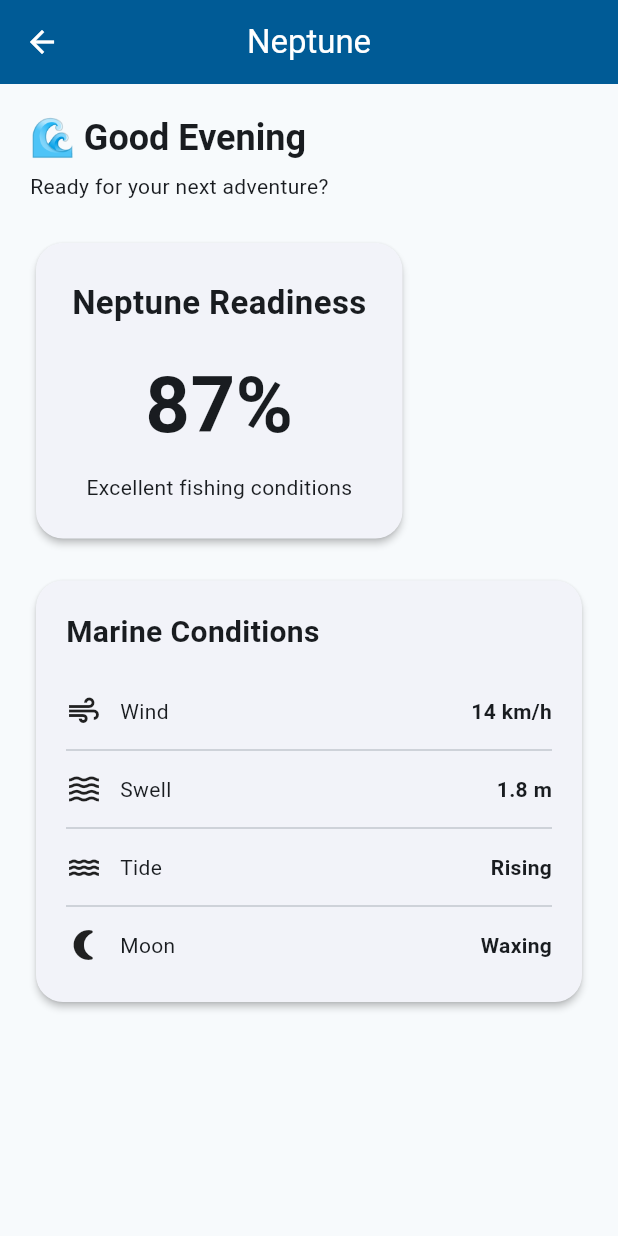
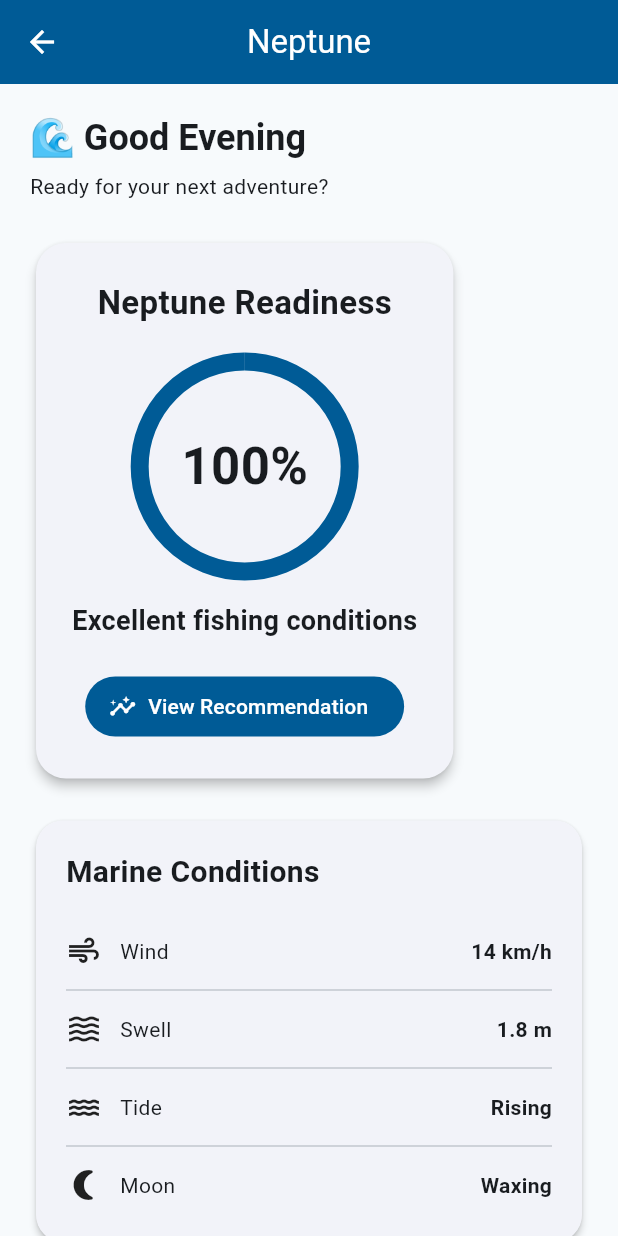
Before and after one commit to pramkhelawan-pixel/project_neptune, a Flutter app: the HomePage screen opened directly, on a phone screen of 412 x 824 dp. Run offline on Flutter 3.47's test engine with Material 3 defaults, Android fonts, the phone set to English and light mode, and no system bars; our stand-ins replace flutter_dotenv, flutter_riverpod, go_router, riverpod_annotation, supabase_flutter; accounts and stored records are empty; generated files the repository leaves out were written again.

Commit message:
Add MarineConditions domain model and Readiness Engine

```diff
--- /dev/null
+++ b/lib/features/home/domain/models/readiness.dart
@@ -0,0 +1,9 @@
+class Readiness {
+  final int score;
+  final String status;
+
+  const Readiness({
+    required this.score,
+    required this.status,
+  });
+}
--- a/lib/features/home/presentation/widgets/home_dashboard.dart
+++ b/lib/features/home/presentation/widgets/home_dashboard.dart
@@ -1,12 +1,42 @@
 import 'package:flutter/material.dart';
 
+import '../../../marine/domain/models/marine_conditions.dart';
+import '../../../marine/domain/services/readiness_engine.dart';
 import 'marine_conditions_card.dart';
+import 'readiness_card.dart';
 
 class HomeDashboard extends StatelessWidget {
   const HomeDashboard({super.key});
 
   @override
   Widget build(BuildContext context) {
+    final conditions = MarineConditions(
+      windSpeed: 14,
+      windDirection: 'NE',
+      swellHeight: 1.8,
+      swellPeriod: 12,
+      tide: 'Rising',
+      moonPhase: 'Waxing Gibbous',
+      sunrise: DateTime(2026, 7, 23, 6, 21),
+      sunset: DateTime(2026, 7, 23, 17, 18),
+    );
+
+    final engine = ReadinessEngine();
+
+    final score = engine.calculate(conditions);
+
+    String status;
+
+    if (score >= 80) {
+      status = 'Excellent fishing conditions';
+    } else if (score >= 60) {
+      status = 'Good fishing conditions';
+    } else if (score >= 40) {
+      status = 'Fair fishing conditions';
+    } else {
+      status = 'Poor fishing conditions';
+    }
+
     final theme = Theme.of(context);
 
     return SafeArea(
@@ -27,42 +57,12 @@ class HomeDashboard extends StatelessWidget {
               style: theme.textTheme.bodyMedium,
             ),
             const SizedBox(height: 24),
-
-            Card(
-              elevation: 2,
-              shape: RoundedRectangleBorder(
-                borderRadius: BorderRadius.circular(18),
-              ),
-              child: const Padding(
-                padding: EdgeInsets.all(24),
-                child: Column(
-                  children: [
-                    Text(
-                      'Neptune Readiness',
-                      style: TextStyle(
-                        fontSize: 22,
-                        fontWeight: FontWeight.bold,
-                      ),
-                    ),
-                    SizedBox(height: 16),
-                    Text(
-                      '87%',
-                      style: TextStyle(
-                        fontSize: 52,
-                        fontWeight: FontWeight.bold,
-                      ),
-                    ),
-                    SizedBox(height: 8),
-                    Text('Excellent fishing conditions'),
-                  ],
-                ),
-              ),
+            ReadinessCard(
+              score: score,
+              status: status,
             ),
-
             const SizedBox(height: 20),
-
             const MarineConditionsCard(),
-
             const SizedBox(height: 24),
           ],
         ),
--- /dev/null
+++ b/lib/features/home/presentation/widgets/readiness_card.dart
@@ -0,0 +1,79 @@
+import 'package:flutter/material.dart';
+
+class ReadinessCard extends StatelessWidget {
+  final int score;
+  final String status;
+
+  const ReadinessCard({
+    super.key,
+    required this.score,
+    required this.status,
+  });
+
+  @override
+  Widget build(BuildContext context) {
+    return Card(
+      elevation: 3,
+      shape: RoundedRectangleBorder(
+        borderRadius: BorderRadius.circular(20),
+      ),
+      child: Padding(
+        padding: const EdgeInsets.all(24),
+        child: Column(
+          children: [
+            const Text(
+              'Neptune Readiness',
+              style: TextStyle(
+                fontSize: 22,
+                fontWeight: FontWeight.bold,
+              ),
+            ),
+
+            const SizedBox(height: 24),
+
+            SizedBox(
+              width: 140,
+              height: 140,
+              child: Stack(
+                fit: StackFit.expand,
+                children: [
+                  CircularProgressIndicator(
+                    value: score / 100,
+                    strokeWidth: 12,
+                  ),
+                  Center(
+                    child: Text(
+                      '$score%',
+                      style: const TextStyle(
+                        fontSize: 34,
+                        fontWeight: FontWeight.bold,
+                      ),
+                    ),
+                  ),
+                ],
+              ),
+            ),
+
+            const SizedBox(height: 20),
+
+            Text(
+              status,
+              style: const TextStyle(
+                fontSize: 18,
+                fontWeight: FontWeight.w600,
+              ),
+            ),
+
+            const SizedBox(height: 20),
+
+            FilledButton.icon(
+              onPressed: () {},
+              icon: const Icon(Icons.insights),
+              label: const Text('View Recommendation'),
+            ),
+          ],
+        ),
+      ),
+    );
+  }
+}
--- /dev/null
+++ b/lib/features/marine/domain/models/marine_conditions.dart
@@ -0,0 +1,25 @@
+class MarineConditions {
+  final double windSpeed;
+  final String windDirection;
+
+  final double swellHeight;
+  final double swellPeriod;
+
+  final String tide;
+
+  final String moonPhase;
+
+  final DateTime sunrise;
+  final DateTime sunset;
+
+  const MarineConditions({
+    required this.windSpeed,
+    required this.windDirection,
+    required this.swellHeight,
+    required this.swellPeriod,
+    required this.tide,
+    required this.moonPhase,
+    required this.sunrise,
+    required this.sunset,
+  });
+}
--- /dev/null
+++ b/lib/features/marine/domain/services/readiness_engine.dart
@@ -0,0 +1,27 @@
+import '../models/marine_conditions.dart';
+
+class ReadinessEngine {
+  const ReadinessEngine();
+
+  int calculate(MarineConditions conditions) {
+    var score = 0;
+
+    if (conditions.windSpeed <= 20) {
+      score += 25;
+    }
+
+    if (conditions.swellHeight <= 2.0) {
+      score += 25;
+    }
+
+    if (conditions.tide == 'Rising') {
+      score += 25;
+    }
+
+    if (conditions.moonPhase.contains('Waxing')) {
+      score += 25;
+    }
+
+    return score;
+  }
+}
```
